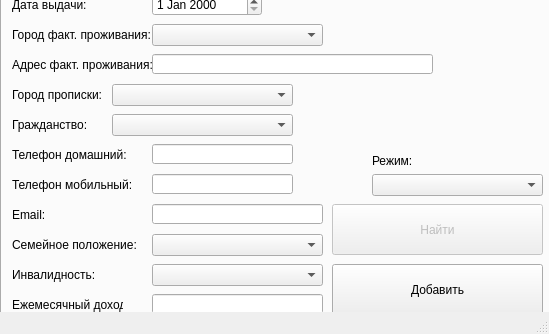
Before: the Qt Designer form window_view/window.ui in Abvbobko/piris, drawn with Qt 5; both pictures show x 0 to 549 and y 252 to 586 of the 549 by 586 pixel window.
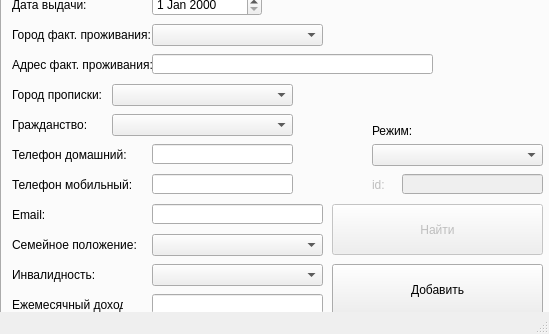
After: the same form once the commit is applied.

Commit message: Add id field

What changed in the file:
```diff
--- a/window_view/window.ui
+++ b/window_view/window.ui
@@ -267,7 +267,7 @@
       <property name="geometry">
        <rect>
         <x>370</x>
-        <y>400</y>
+        <y>370</y>
         <width>171</width>
         <height>22</height>
        </rect>
@@ -277,7 +277,7 @@
       <property name="geometry">
        <rect>
         <x>370</x>
-        <y>380</y>
+        <y>350</y>
         <width>47</width>
         <height>13</height>
        </rect>
@@ -669,6 +669,41 @@
        <enum>Qt::AutoText</enum>
       </property>
      </widget>
+     <widget class="QLabel" name="id_label">
+      <property name="enabled">
+       <bool>false</bool>
+      </property>
+      <property name="geometry">
+       <rect>
+        <x>370</x>
+        <y>400</y>
+        <width>41</width>
+        <height>21</height>
+       </rect>
+      </property>
+      <property name="text">
+       <string>id: </string>
+      </property>
+      <property name="textFormat">
+       <enum>Qt::AutoText</enum>
+      </property>
+     </widget>
+     <widget class="QLineEdit" name="id_edit">
+      <property name="enabled">
+       <bool>false</bool>
+      </property>
+      <property name="geometry">
+       <rect>
+        <x>400</x>
+        <y>400</y>
+        <width>141</width>
+        <height>20</height>
+       </rect>
+      </property>
+      <property name="maxLength">
+       <number>10</number>
+      </property>
+     </widget>
     </widget>
     <widget class="QWidget" name="client_list_tab">
      <attribute name="title">
```
The commit also changes 2 other files.
